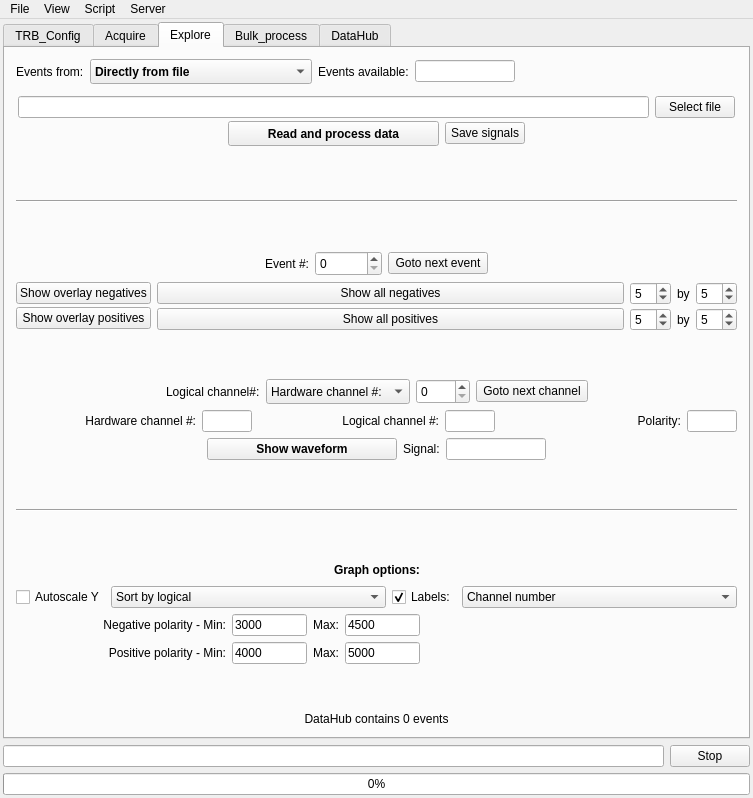
The window that GUI/mainwindow.ui (andrmor/TRB3reader) describes before a commit, drawn with Qt 5.
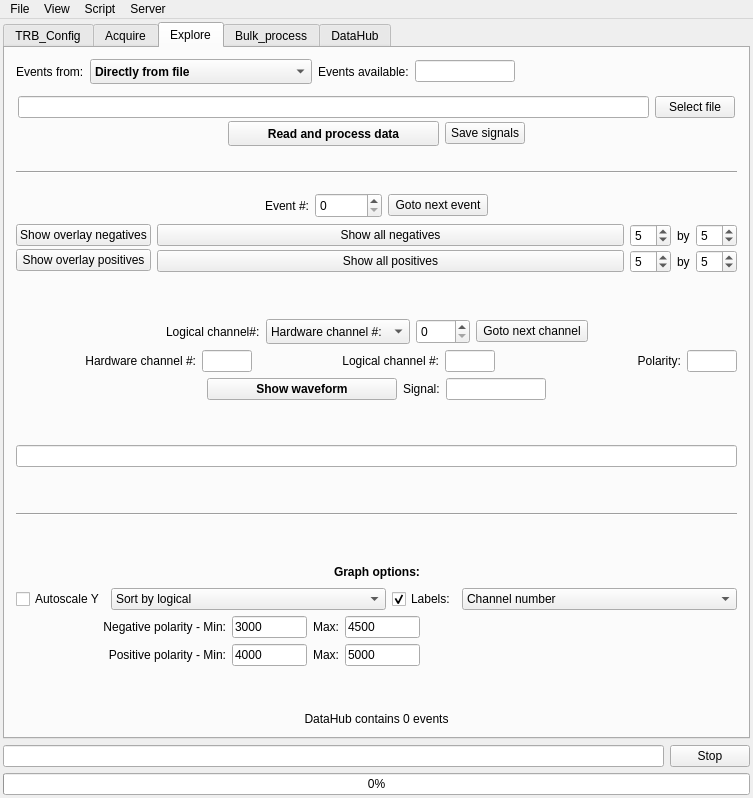
The same window after the commit. The open tabs and pages were chosen to show the change.

The edit to the form file:
```diff
--- a/GUI/mainwindow.ui
+++ b/GUI/mainwindow.ui
@@ -3978,6 +3978,26 @@
           </property>
          </spacer>
         </item>
+        <item>
+         <widget class="QLineEdit" name="leTimes">
+          <property name="readOnly">
+           <bool>true</bool>
+          </property>
+         </widget>
+        </item>
+        <item>
+         <spacer name="verticalSpacer_34">
+          <property name="orientation">
+           <enum>Qt::Vertical</enum>
+          </property>
+          <property name="sizeHint" stdset="0">
+           <size>
+            <width>20</width>
+            <height>40</height>
+           </size>
+          </property>
+         </spacer>
+        </item>
         <item>
          <widget class="Line" name="line_8">
           <property name="orientation">
```
Left out of the diff: 2 changed lines with no effect on the pictures.
